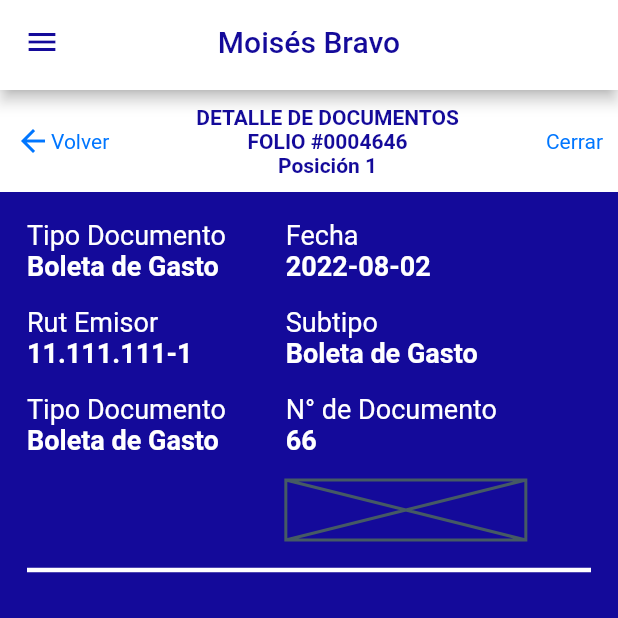
After one commit to canissorion/komatsu, a Flutter app: the DetalleDocumentoPage screen opened directly, on a phone screen of 412 x 824 dp, the top half of it. The commit adds this screen. Run offline on Flutter 3.47's test engine with Material 2 defaults, Android fonts, the phone set to English and light mode, and no system bars; our stand-ins replace bloc, dartz, equatable, flutter_dotenv, pull_to_refresh.

Commit message:
ADD: Detalle documento, Rendiciones pendientes

```diff
--- a/analysis_options.yaml
+++ b/analysis_options.yaml
@@ -26,6 +26,8 @@ linter:
       avoid_redundant_argument_values : true
       leading_newlines_in_multiline_strings : true
       prefer_relative_imports : true
+      depend_on_referenced_packages : false
+      sort_pub_dependencies : false
     # formatting
       lines_longer_than_80_chars : true
     # doc comments
--- /dev/null
+++ b/lib/core/presentation/widgets/appbar_widget.dart
@@ -0,0 +1,19 @@
+import 'package:flutter/material.dart';
+import '../../utils/komatsu_colors.dart';
+
+class AppBarWidget extends PreferredSize {
+  AppBarWidget({Key? key})
+      : super(
+          key: key,
+          preferredSize: const Size.fromHeight(60),
+          child: AppBar(
+            backgroundColor: Colors.white,
+            centerTitle: true,
+            title: const Text(
+              'Moisés Bravo',
+              style: TextStyle(color: customBlue),
+            ),
+            iconTheme: const IconThemeData(color: customBlue),
+          ),
+        );
+}
--- /dev/null
+++ b/lib/core/utils/komatsu_colors.dart
@@ -0,0 +1,4 @@
+import 'package:flutter/material.dart';
+
+const Color customBlue = Color(0xff140a9a);
+const Color customAccentBlue = Color(0xff0076ff);
--- /dev/null
+++ b/lib/features/detalle_documento/presentation/bloc/detalle_documento_bloc.dart
@@ -0,0 +1,14 @@
+import 'package:bloc/bloc.dart';
+import 'package:equatable/equatable.dart';
+
+part 'detalle_documento_event.dart';
+part 'detalle_documento_state.dart';
+
+class DetalleDocumentoBloc
+    extends Bloc<DetalleDocumentoEvent, DetalleDocumentoState> {
+  DetalleDocumentoBloc() : super(DetalleDocumentoInitial()) {
+    on<DetalleDocumentoEvent>((event, emit) {
+      // TODO: implement event handler
+    });
+  }
+}
--- /dev/null
+++ b/lib/features/detalle_documento/presentation/pages/detalle_documento_page.dart
@@ -0,0 +1,44 @@
+import 'package:flutter/material.dart';
+import 'package:kcc_mobile_app/core/utils/komatsu_colors.dart';
+import 'package:kcc_mobile_app/features/detalle_documento/presentation/widgets/detalle_individual_widget.dart';
+import 'package:kcc_mobile_app/features/detalle_documento/presentation/widgets/detalle_tipo_documento_widget.dart';
+import '../../../../core/presentation/widgets/appbar_widget.dart';
+import '../../../../core/presentation/widgets/drawer_widget.dart';
+
+import '../widgets/cabezera_titulo_widget.dart';
+
+class DetalleDocumentoPage extends StatelessWidget {
+  const DetalleDocumentoPage({Key? key}) : super(key: key);
+
+  @override
+  Widget build(BuildContext context) {
+    return Scaffold(
+      appBar: AppBarWidget(),
+      drawer: const DrawerWidget(),
+      body: Column(
+        children: [
+          const CabezeraTitulo(),
+          Expanded(
+            child: Container(
+              width: MediaQuery.of(context).size.width,
+              decoration: const BoxDecoration(color: customBlue),
+              child: Padding(
+                padding: const EdgeInsets.all(18.0),
+                child: Column(
+                  children: const [
+                    DetalleTipoDocumento(),
+                    Divider(
+                      height: 40,
+                      thickness: 3,
+                      color: Colors.white,
+                    )
+                  ],
+                ),
+              ),
+            ),
+          )
+        ],
+      ),
+    );
+  }
+}
--- /dev/null
+++ b/lib/features/detalle_documento/presentation/widgets/cabezera_titulo_widget.dart
@@ -0,0 +1,79 @@
+import 'package:flutter/material.dart';
+import 'package:kcc_mobile_app/core/utils/komatsu_colors.dart';
+
+class CabezeraTitulo extends StatelessWidget {
+  const CabezeraTitulo({
+    Key? key,
+  }) : super(key: key);
+
+  @override
+  Widget build(BuildContext context) {
+    return Container(
+      color: Colors.white,
+      child: Row(
+        children: [
+          const SizedBox(
+            width: 10,
+          ),
+          GestureDetector(
+            onTap: () {
+              Navigator.pop(context);
+            },
+            child: Row(
+              children: const [
+                Icon(
+                  Icons.arrow_back,
+                  color: customAccentBlue,
+                ),
+                Text(
+                  'Volver',
+                  style: TextStyle(color: customAccentBlue),
+                ),
+              ],
+            ),
+          ),
+          const Expanded(child: SizedBox()),
+          Column(
+            children: const [
+              SizedBox(
+                height: 10,
+              ),
+              Text(
+                'DETALLE DE DOCUMENTOS',
+                style: TextStyle(
+                  color: customBlue,
+                  fontWeight: FontWeight.bold,
+                ),
+              ),
+              Text(
+                'FOLIO #0004646',
+                style: TextStyle(
+                  color: customBlue,
+                  fontWeight: FontWeight.bold,
+                ),
+              ),
+              Text(
+                'Posición 1',
+                style: TextStyle(
+                  color: customBlue,
+                  fontWeight: FontWeight.bold,
+                ),
+              ),
+              SizedBox(
+                height: 10,
+              )
+            ],
+          ),
+          const Expanded(child: SizedBox()),
+          const Text(
+            'Cerrar',
+            style: TextStyle(color: customAccentBlue),
+          ),
+          const SizedBox(
+            width: 10,
+          ),
+        ],
+      ),
+    );
+  }
+}
--- /dev/null
+++ b/lib/features/detalle_documento/presentation/widgets/detalle_individual_widget.dart
@@ -0,0 +1,33 @@
+import 'package:flutter/material.dart';
+
+class DetalleIndividual extends StatelessWidget {
+  const DetalleIndividual({
+    Key? key,
+    required this.titulo,
+    required this.valor,
+  }) : super(key: key);
+
+  final String titulo;
+  final String valor;
+
+  @override
+  Widget build(BuildContext context) {
+    return Column(
+      crossAxisAlignment: CrossAxisAlignment.start,
+      children: [
+        Text(
+          titulo,
+          style: const TextStyle(color: Colors.white, fontSize: 18),
+        ),
+        Text(
+          valor,
+          style: const TextStyle(
+              color: Colors.white, fontSize: 18, fontWeight: FontWeight.bold),
+        ),
+        const SizedBox(
+          height: 16,
+        )
+      ],
+    );
+  }
+}
--- /dev/null
+++ b/lib/features/detalle_documento/presentation/widgets/detalle_tipo_documento_widget.dart
@@ -0,0 +1,58 @@
+import 'package:flutter/material.dart';
+import 'package:kcc_mobile_app/features/detalle_documento/presentation/widgets/detalle_individual_widget.dart';
+
+class DetalleTipoDocumento extends StatelessWidget {
+  const DetalleTipoDocumento({
+    Key? key,
+  }) : super(key: key);
+
+  @override
+  Widget build(BuildContext context) {
+    return Row(
+      crossAxisAlignment: CrossAxisAlignment.start,
+      children: [
+        Column(
+          crossAxisAlignment: CrossAxisAlignment.start,
+          children: const [
+            DetalleIndividual(
+              titulo: 'Tipo Documento',
+              valor: 'Boleta de Gasto',
+            ),
+            DetalleIndividual(
+              titulo: 'Rut Emisor',
+              valor: '11.111.111-1',
+            ),
+            DetalleIndividual(
+              titulo: 'Tipo Documento',
+              valor: 'Boleta de Gasto',
+            ),
+          ],
+        ),
+        const SizedBox(
+          width: 40,
+        ),
+        Column(
+          crossAxisAlignment: CrossAxisAlignment.start,
+          children: const [
+            DetalleIndividual(
+              titulo: 'Fecha',
+              valor: '2022-08-02',
+            ),
+            DetalleIndividual(
+              titulo: 'Subtipo',
+              valor: 'Boleta de Gasto',
+            ),
+            DetalleIndividual(
+              titulo: 'N° de Documento',
+              valor: '66',
+            ),
+            Placeholder(
+              fallbackHeight: 40,
+              fallbackWidth: 160,
+            )
+          ],
+        ),
+      ],
+    );
+  }
+}
--- a/pubspec.yaml
+++ b/pubspec.yaml
@@ -52,6 +52,8 @@ dependencies:
   shared_preferences: ^2.0.11
   # Load enviroment data
   flutter_dotenv: ^5.0.2
+  # Add Pagination and refresh to listview
+  pull_to_refresh: ^2.0.0
 
 dev_dependencies:
   flutter_test:
```
Also changed, not shown: lib/app.dart (+19 -9 lines), lib/core/presentation/widgets/drawer_widget.dart (added, +14 -0 lines), lib/features/detalle_documento/presentation/bloc/detalle_documento_event.dart (added, +8 -0 lines), lib/features/detalle_documento/presentation/bloc/detalle_documento_state.dart (added, +9 -0 lines), lib/features/rendiciones_pendientes/presentation/bloc/listado_solicitudes_bloc.dart (added, +14 -0 lines), lib/features/rendiciones_pendientes/presentation/bloc/listado_solicitudes_event.dart (added, +8 -0 lines), lib/features/rendiciones_pendientes/presentation/bloc/listado_solicitudes_state.dart (added, +9 -0 lines), lib/features/rendiciones_pendientes/presentation/pages/rendiciones_pendientes_page.dart (added, +100 -0 lines), lib/main_development.dart (+7 -2 lines), lib/main_production.dart (+7 -2 lines), pubspec.lock.
